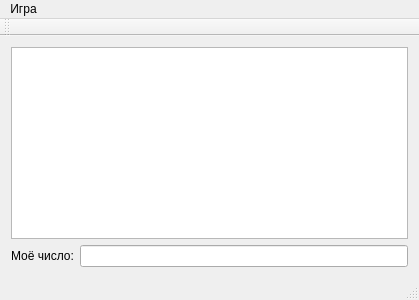
This is bulls_and_cows/mainwindow.ui in dimV36/bulls_and_cows as Qt 5 draws it before an edit. The edited form follows.
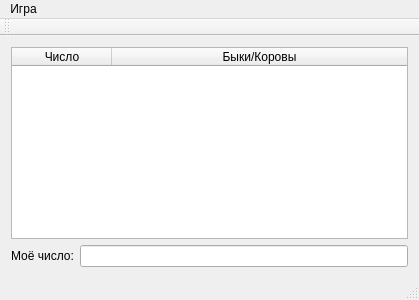
This is the edited form.

```diff
--- a/bulls_and_cows/mainwindow.ui
+++ b/bulls_and_cows/mainwindow.ui
@@ -42,7 +42,7 @@
        <enum>QAbstractItemView::ScrollPerPixel</enum>
       </property>
       <attribute name="horizontalHeaderVisible">
-       <bool>false</bool>
+       <bool>true</bool>
       </attribute>
       <attribute name="horizontalHeaderCascadingSectionResizes">
        <bool>true</bool>
@@ -60,11 +60,14 @@
        <bool>true</bool>
       </attribute>
       <attribute name="verticalHeaderVisible">
-       <bool>false</bool>
+       <bool>true</bool>
       </attribute>
       <attribute name="verticalHeaderCascadingSectionResizes">
        <bool>false</bool>
       </attribute>
+      <attribute name="verticalHeaderDefaultSectionSize">
+       <number>30</number>
+      </attribute>
       <attribute name="verticalHeaderHighlightSections">
        <bool>true</bool>
       </attribute>
@@ -72,10 +75,10 @@
        <number>30</number>
       </attribute>
       <attribute name="verticalHeaderShowSortIndicator" stdset="0">
-       <bool>true</bool>
+       <bool>false</bool>
       </attribute>
       <attribute name="verticalHeaderStretchLastSection">
-       <bool>true</bool>
+       <bool>false</bool>
       </attribute>
       <column>
        <property name="text">
```
Left out of the diff: 20 changed lines with no effect on the pictures.
